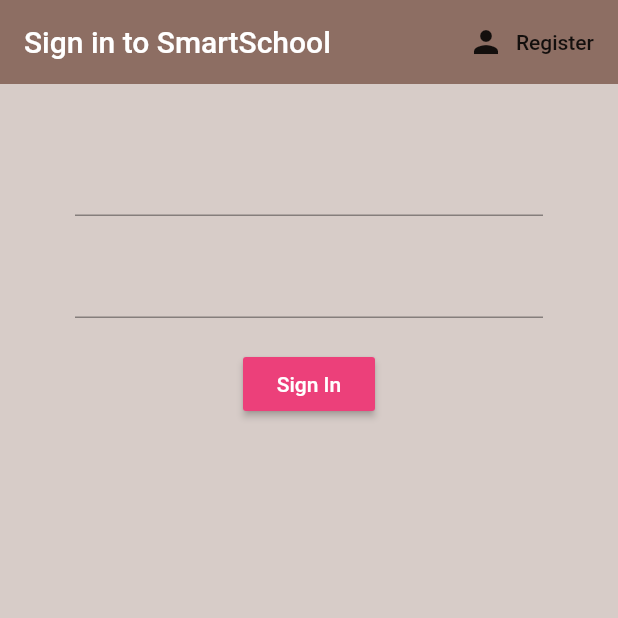
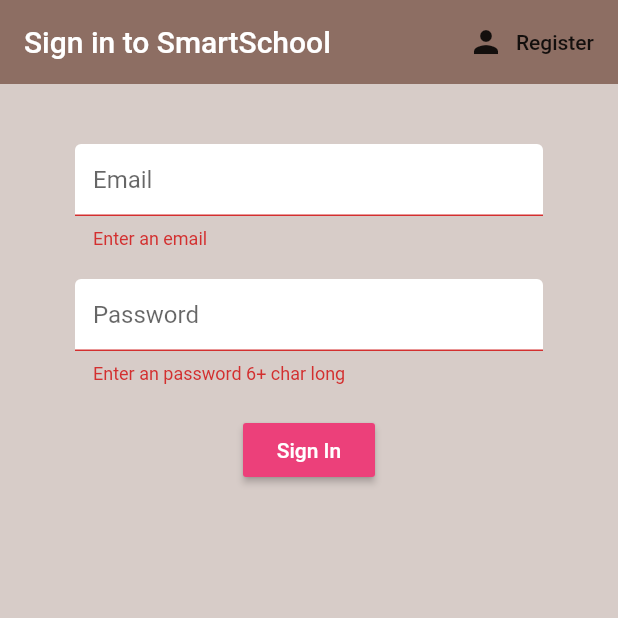
Before and after one commit to MDenis27/SmartSchool, a Flutter app: the screen it shows after launch, after a tap on "Sign In", on a phone screen of 412 x 824 dp, the top half of it. Run offline on Flutter 3.47's test engine with Material 2 defaults, Android fonts, the phone set to English and light mode, and no system bars; our stand-ins replace firebase_auth, flutter_spinkit; accounts and stored records are empty.

Commit message:
login & register

```diff
--- a/smartschool/lib/screens/authenticate/register.dart
+++ b/smartschool/lib/screens/authenticate/register.dart
@@ -1,5 +1,7 @@
 import 'package:flutter/material.dart';
 import 'package:smartschool/services/auth.dart';
+import 'package:smartschool/shared/constants.dart';
+import 'package:smartschool/shared/loading.dart';
 
 class Register extends StatefulWidget {
 
@@ -13,14 +15,17 @@ class Register extends StatefulWidget {
 class _RegisterState extends State<Register> {
 
   final AuthService _auth = AuthService();
+  final _formkey = GlobalKey<FormState>();
+  bool loading = false;
 
   // text field state
   String email = '';
   String password = '';
+  String error = '';
 
   @override
   Widget build(BuildContext context) {
-    return Scaffold(
+    return loading ? Loading() : Scaffold(
       backgroundColor: Colors.brown[100],
       appBar: AppBar(
         backgroundColor: Colors.brown[400],
@@ -38,16 +43,21 @@ class _RegisterState extends State<Register> {
       body: Container(
         padding: EdgeInsets.symmetric(vertical: 20.0, horizontal: 50.0),
         child: Form(
+          key: _formkey,
           child: Column(
             children: <Widget>[
               SizedBox(height: 20.0),
               TextFormField(
+                decoration: textInputDecoration.copyWith(hintText: 'Email'),
+                validator: (val) => val.isEmpty ? 'Enter an email' : null,
                 onChanged: (val) {
                   setState(() => email = val);
                 },
               ),
               SizedBox(height: 20.0),
               TextFormField(
+                decoration: textInputDecoration.copyWith(hintText: 'Password'),
+                validator: (val) => val.length < 6 ? 'Enter an password 6+ char long' : null,
                 obscureText: true,
                 onChanged: (val){
                   setState(() => password = val);
@@ -61,10 +71,25 @@ class _RegisterState extends State<Register> {
                   style: TextStyle(color: Colors.white),
                 ),
                 onPressed: () async {
-                  print(email);
-                  print(password);
+                  if (_formkey.currentState.validate()) {
+                    setState(() {
+                      loading = true;
+                    });
+                    dynamic result = await _auth.registerWithEmailAndPassword(email, password);
+                    if (result == null) {
+                      setState(() {
+                        error = 'Please enter a valid email';
+                        loading = false;
+                      });
+                    }
+                  }
                 },
-              )
+              ),
+              SizedBox(height: 12.0),
+              Text(
+                error,
+                style: TextStyle(color: Colors.red, fontSize: 14.0),
+              ),
             ],
           ),
         ),
--- a/smartschool/lib/screens/authenticate/sign_in.dart
+++ b/smartschool/lib/screens/authenticate/sign_in.dart
@@ -1,8 +1,9 @@
 import 'package:flutter/material.dart';
 import 'package:smartschool/services/auth.dart';
+import 'package:smartschool/shared/constants.dart';
+import 'package:smartschool/shared/loading.dart';
 
 class SignIn extends StatefulWidget {
-
   final Function toggleView;
   SignIn({this.toggleView});
 
@@ -12,14 +13,17 @@ class SignIn extends StatefulWidget {
 
 class _SignInState extends State<SignIn> {
   final AuthService _auth = AuthService();
+  final _formkey = GlobalKey<FormState>();
+  bool loading = false;
 
   // text field state
   String email = '';
   String password = '';
+  String error = '';
 
   @override
   Widget build(BuildContext context) {
-    return Scaffold(
+    return loading ? Loading() : Scaffold(
       backgroundColor: Colors.brown[100],
       appBar: AppBar(
         backgroundColor: Colors.brown[400],
@@ -37,16 +41,22 @@ class _SignInState extends State<SignIn> {
       body: Container(
         padding: EdgeInsets.symmetric(vertical: 20.0, horizontal: 50.0),
         child: Form(
+          key: _formkey,
           child: Column(
             children: <Widget>[
               SizedBox(height: 20.0),
               TextFormField(
+                decoration: textInputDecoration.copyWith(hintText: 'Email'),
+                validator: (val) => val.isEmpty ? 'Enter an email' : null,
                 onChanged: (val) {
                   setState(() => email = val);
                 },
               ),
               SizedBox(height: 20.0),
               TextFormField(
+                decoration: textInputDecoration.copyWith(hintText: 'Password'),
+                validator: (val) =>
+                    val.length < 6 ? 'Enter an password 6+ char long' : null,
                 obscureText: true,
                 onChanged: (val) {
                   setState(() => password = val);
@@ -60,10 +70,24 @@ class _SignInState extends State<SignIn> {
                   style: TextStyle(color: Colors.white),
                 ),
                 onPressed: () async {
-                  print(email);
-                  print(password);
+                  if (_formkey.currentState.validate()) {
+                    setState(() => loading = true);
+                    dynamic result =
+                        await _auth.signInWithEmailAndPassword(email, password);
+                    if (result == null) {
+                      setState(() {
+                        error = 'Could not sign in with those credentials';
+                        loading = false;
+                      });
+                    }
+                  }
                 },
-              )
+              ),
+              SizedBox(height: 12.0),
+              Text(
+                error,
+                style: TextStyle(color: Colors.red, fontSize: 14.0),
+              ),
             ],
           ),
         ),
--- /dev/null
+++ b/smartschool/lib/shared/constants.dart
@@ -0,0 +1,9 @@
+import 'package:flutter/material.dart';
+
+const textInputDecoration = InputDecoration(
+    fillColor: Colors.white,
+    filled: true,
+    enabledBorder: OutlineInputBorder(
+        borderSide: BorderSide(color: Colors.white, width: 2.0)),
+    focusedBorder: OutlineInputBorder(
+        borderSide: BorderSide(color: Colors.pink, width: 2.0)));
--- a/smartschool/pubspec.yaml
+++ b/smartschool/pubspec.yaml
@@ -27,6 +27,7 @@ dependencies:
   firebase_auth: ^0.14.0+5
   cloud_firestore: ^0.12.9+4
   provider: ^3.1.0
+  flutter_spinkit: "^4.0.0"
 
 dev_dependencies:
   flutter_test:
```
Also changed, not shown: smartschool/lib/services/auth.dart (+24 -4 lines), smartschool/lib/shared/loading.dart (added, +17 -0 lines), smartschool/pubspec.lock.
